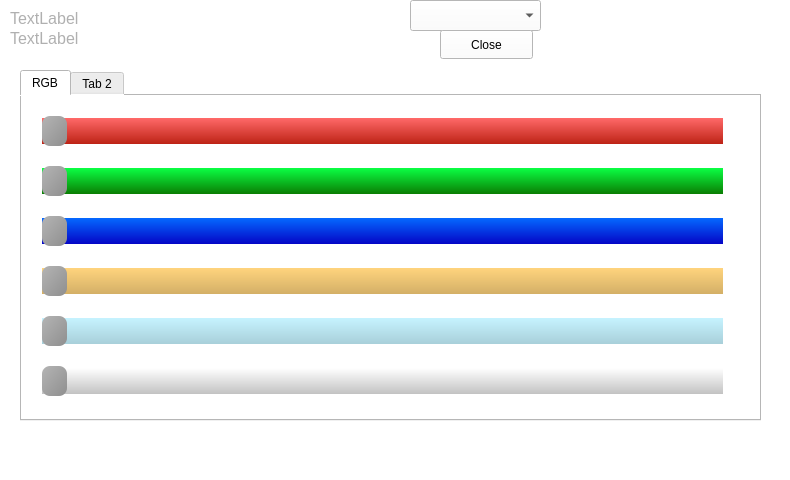
First picture: the form in mainwindow.ui, repository mattymactutor/BeltonC_LED, before the edit.
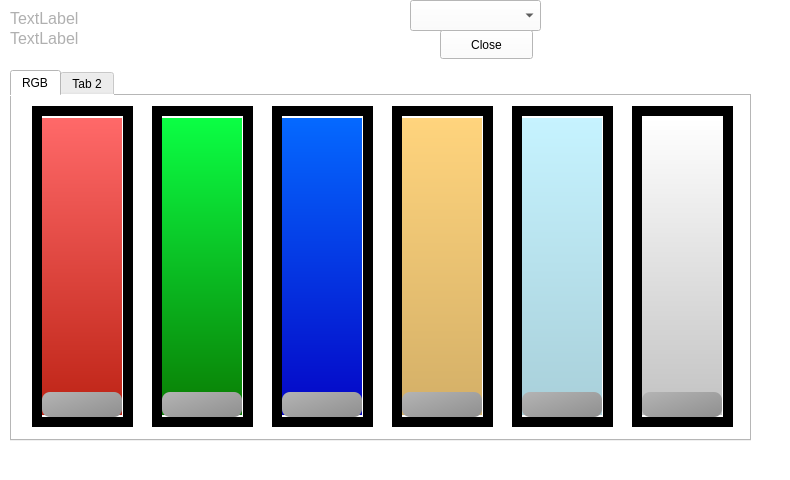
Second picture: the form after the edit.

Commit message: RGB screen finished with encoder functions

```diff
--- a/mainwindow.ui
+++ b/mainwindow.ui
@@ -41,10 +41,10 @@
    <widget class="QSplitter" name="splitter">
     <property name="geometry">
      <rect>
-      <x>20</x>
+      <x>10</x>
       <y>70</y>
       <width>741</width>
-      <height>351</height>
+      <height>371</height>
      </rect>
     </property>
     <property name="orientation">
@@ -76,22 +76,23 @@
       <widget class="QSlider" name="sldRed">
        <property name="geometry">
         <rect>
-         <x>20</x>
+         <x>30</x>
          <y>20</y>
-         <width>681</width>
-         <height>30</height>
+         <width>81</width>
+         <height>301</height>
         </rect>
        </property>
        <property name="styleSheet">
-        <string notr="true">QSlider::groove:horizontal {
-    height: 26px; /* the groove expands to the size of the slider by default. by giving it a height, it has a fixed size */
+        <string notr="true">QSlider::groove:vertical {
+    width: 80px; /* the groove expands to the size of the slider by default. by giving it a height, it has a fixed size */
+    /*border: 4px solid rgb(0,0,0);*/
     background: qlineargradient(x1:0, y1:0, x2:0, y2:1, stop:0 rgb(255, 105, 105), stop:1 rgb(189, 35, 21));
     margin: 2px 0;
 }
 
-QSlider::handle:horizontal {
+QSlider::handle:vertical {
     background: qlineargradient(x1:0, y1:0, x2:1, y2:1, stop:0 #b4b4b4, stop:1 #8f8f8f);
-    width: 25px;
+    height: 25px;
     margin: -2px 0; /* handle is placed by default on the contents rect of the groove. Expand outside the groove */
     border-radius: 8px;
 }</string>
@@ -100,30 +101,30 @@
         <number>255</number>
        </property>
        <property name="orientation">
-        <enum>Qt::Horizontal</enum>
+        <enum>Qt::Vertical</enum>
        </property>
       </widget>
       <widget class="QSlider" name="sldGreen">
        <property name="geometry">
         <rect>
-         <x>20</x>
-         <y>70</y>
-         <width>681</width>
-         <height>30</height>
+         <x>150</x>
+         <y>20</y>
+         <width>81</width>
+         <height>301</height>
         </rect>
        </property>
        <property name="styleSheet">
-        <string notr="true">QSlider::groove:horizontal {
+        <string notr="true">QSlider::groove:vertical {
 
-    height: 26px; /* the groove expands to the size of the slider by default. by giving it a height, it has a fixed size */
+    width:80px; /* the groove expands to the size of the slider by default. by giving it a height, it has a fixed size */
     background: qlineargradient(x1:0, y1:0, x2:0, y2:1, stop:0 rgb(11, 255, 68), stop:1 rgb(10, 125, 3));
     margin: 2px 0;
 }
 
-QSlider::handle:horizontal {
+QSlider::handle:vertical {
     background: qlineargradient(x1:0, y1:0, x2:1, y2:1, stop:0 #b4b4b4, stop:1 #8f8f8f);
 
-    width: 25px;
+    height: 25px;
     margin: -2px 0; /* handle is placed by default on the contents rect of the groove. Expand outside the groove */
     border-radius: 8px;
 }</string>
@@ -132,30 +133,30 @@
         <number>255</number>
        </property>
        <property name="orientation">
-        <enum>Qt::Horizontal</enum>
+        <enum>Qt::Vertical</enum>
        </property>
       </widget>
       <widget class="QSlider" name="sldBlue">
        <property name="geometry">
         <rect>
-         <x>20</x>
-         <y>120</y>
-         <width>681</width>
-         <height>30</height>
+         <x>270</x>
+         <y>20</y>
+         <width>81</width>
+         <height>301</height>
         </rect>
        </property>
        <property name="styleSheet">
-        <string notr="true">QSlider::groove:horizontal {
+        <string notr="true">QSlider::groove:vertical {
 
-    height: 26px; /* the groove expands to the size of the slider by default. by giving it a height, it has a fixed size */
+    width: 80px; /* the groove expands to the size of the slider by default. by giving it a height, it has a fixed size */
     background: qlineargradient(x1:0, y1:0, x2:0, y2:1, stop:0 rgb(5, 105, 255), stop:1 rgb(5, 5, 198));
     margin: 2px 0;
 }
 
-QSlider::handle:horizontal {
+QSlider::handle:vertical {
     background: qlineargradient(x1:0, y1:0, x2:1, y2:1, stop:0 #b4b4b4, stop:1 #8f8f8f);
 
-    width: 25px;
+    height: 25px;
     margin: -2px 0; /* handle is placed by default on the contents rect of the groove. Expand outside the groove */
     border-radius: 8px;
 }</string>
@@ -164,29 +165,29 @@
         <number>255</number>
        </property>
        <property name="orientation">
-        <enum>Qt::Horizontal</enum>
+        <enum>Qt::Vertical</enum>
        </property>
       </widget>
       <widget class="QSlider" name="sldTungsten">
        <property name="geometry">
         <rect>
-         <x>20</x>
-         <y>170</y>
-         <width>681</width>
-         <height>30</height>
+         <x>390</x>
+         <y>20</y>
+         <width>81</width>
+         <height>301</height>
         </rect>
        </property>
        <property name="styleSheet">
-        <string notr="true">QSlider::groove:horizontal {
+        <string notr="true">QSlider::groove:vertical {
 
-    height: 26px; /* the groove expands to the size of the slider by default. by giving it a height, it has a fixed size */
+    width: 80px; /* the groove expands to the size of the slider by default. by giving it a height, it has a fixed size */
     background: qlineargradient(x1:0, y1:0, x2:0, y2:1, stop:0 rgb(255, 212, 125), stop:1 rgb(211, 175, 103));
     margin: 2px 0;
 }
 
-QSlider::handle:horizontal {
+QSlider::handle:vertical {
     background: qlineargradient(x1:0, y1:0, x2:1, y2:1, stop:0 #b4b4b4, stop:1 #8f8f8f);
-    width: 25px;
+    height: 25px;
     margin: -2px 0; /* handle is placed by default on the contents rect of the groove. Expand outside the groove */
     border-radius: 8px;
 }</string>
@@ -195,28 +196,30 @@
         <number>255</number>
        </property>
        <property name="orientation">
-        <enum>Qt::Horizontal</enum>
+        <enum>Qt::Vertical</enum>
        </property>
       </widget>
       <widget class="QSlider" name="sldDaylight">
        <property name="geometry">
         <rect>
-         <x>20</x>
-         <y>220</y>
-         <width>681</width>
-         <height>30</height>
+         <x>510</x>
+         <y>20</y>
+         <width>81</width>
+         <height>301</height>
         </rect>
        </property>
        <property name="styleSheet">
-        <string notr="true">QSlider::groove:horizontal {
-    height: 26px; /* the groove expands to the size of the slider by default. by giving it a height, it has a fixed size */
+        <string notr="true">
+
+QSlider::groove:vertical {
+    width:80px; /* the groove expands to the size of the slider by default. by giving it a height, it has a fixed size */
     background: qlineargradient(x1:0, y1:0, x2:0, y2:1, stop:0 rgb(198, 243, 255), stop:1 rgb(168, 207, 217));
     margin: 2px 0;
 }
 
-QSlider::handle:horizontal {
+QSlider::handle:vertical {
     background: qlineargradient(x1:0, y1:0, x2:1, y2:1, stop:0 #b4b4b4, stop:1 #8f8f8f);
-    width: 25px;
+    height: 25px;
     margin: -2px 0; /* handle is placed by default on the contents rect of the groove. Expand outside the groove */
     border-radius: 8px;
 }</string>
@@ -225,28 +228,28 @@
         <number>255</number>
        </property>
        <property name="orientation">
-        <enum>Qt::Horizontal</enum>
+        <enum>Qt::Vertical</enum>
        </property>
       </widget>
       <widget class="QSlider" name="sldBrightness">
        <property name="geometry">
         <rect>
-         <x>20</x>
-         <y>270</y>
-         <width>681</width>
-         <height>30</height>
+         <x>630</x>
+         <y>20</y>
+         <width>81</width>
+         <height>301</height>
         </rect>
        </property>
        <property name="styleSheet">
-        <string notr="true">QSlider::groove:horizontal {
-    height: 26px; /* the groove expands to the size of the slider by default. by giving it a height, it has a fixed size */
+        <string notr="true">QSlider::groove:vertical {
+    width: 80px; /* the groove expands to the size of the slider by default. by giving it a height, it has a fixed size */
     background: qlineargradient(x1:0, y1:0, x2:0, y2:1, stop:0 rgb(255, 255, 255), stop:1 rgb(194, 194, 194));
     margin: 2px 0;
 }
 
-QSlider::handle:horizontal {
+QSlider::handle:vertical {
     background: qlineargradient(x1:0, y1:0, x2:1, y2:1, stop:0 #b4b4b4, stop:1 #8f8f8f);
-    width: 25px;
+    height: 25px;
     margin: -2px 0; /* handle is placed by default on the contents rect of the groove. Expand outside the groove */
     border-radius: 8px;
 }</string>
@@ -255,9 +258,138 @@
         <number>255</number>
        </property>
        <property name="orientation">
-        <enum>Qt::Horizontal</enum>
+        <enum>Qt::Vertical</enum>
        </property>
       </widget>
+      <widget class="QFrame" name="brdRed">
+       <property name="geometry">
+        <rect>
+         <x>20</x>
+         <y>10</y>
+         <width>101</width>
+         <height>321</height>
+        </rect>
+       </property>
+       <property name="styleSheet">
+        <string notr="true">background:rgb(0,0, 00)</string>
+       </property>
+       <property name="frameShape">
+        <enum>QFrame::StyledPanel</enum>
+       </property>
+       <property name="frameShadow">
+        <enum>QFrame::Raised</enum>
+       </property>
+      </widget>
+      <widget class="QFrame" name="brdGreen">
+       <property name="geometry">
+        <rect>
+         <x>140</x>
+         <y>10</y>
+         <width>101</width>
+         <height>321</height>
+        </rect>
+       </property>
+       <property name="styleSheet">
+        <string notr="true">background:rgb(0,0, 00)</string>
+       </property>
+       <property name="frameShape">
+        <enum>QFrame::StyledPanel</enum>
+       </property>
+       <property name="frameShadow">
+        <enum>QFrame::Raised</enum>
+       </property>
+      </widget>
+      <widget class="QFrame" name="brdBlue">
+       <property name="geometry">
+        <rect>
+         <x>260</x>
+         <y>10</y>
+         <width>101</width>
+         <height>321</height>
+        </rect>
+       </property>
+       <property name="styleSheet">
+        <string notr="true">background:rgb(0,0, 00)</string>
+       </property>
+       <property name="frameShape">
+        <enum>QFrame::StyledPanel</enum>
+       </property>
+       <property name="frameShadow">
+        <enum>QFrame::Raised</enum>
+       </property>
+      </widget>
+      <widget class="QFrame" name="brdTungsten">
+       <property name="geometry">
+        <rect>
+         <x>380</x>
+         <y>10</y>
+         <width>101</width>
+         <height>321</height>
+        </rect>
+       </property>
+       <property name="styleSheet">
+        <string notr="true">background:rgb(0,0, 00)</string>
+       </property>
+       <property name="frameShape">
+        <enum>QFrame::StyledPanel</enum>
+       </property>
+       <property name="frameShadow">
+        <enum>QFrame::Raised</enum>
+       </property>
+      </widget>
+      <widget class="QFrame" name="brdDaylight">
+       <property name="geometry">
+        <rect>
+         <x>500</x>
+         <y>10</y>
+         <width>101</width>
+         <height>321</height>
+        </rect>
+       </property>
+       <property name="autoFillBackground">
+        <bool>false</bool>
+       </property>
+       <property name="styleSheet">
+        <string notr="true">background:rgb(0,0, 0)</string>
+       </property>
+       <property name="frameShape">
+        <enum>QFrame::StyledPanel</enum>
+       </property>
+       <property name="frameShadow">
+        <enum>QFrame::Raised</enum>
+       </property>
+      </widget>
+      <widget class="QFrame" name="brdBrightness">
+       <property name="geometry">
+        <rect>
+         <x>620</x>
+         <y>10</y>
+         <width>101</width>
+         <height>321</height>
+        </rect>
+       </property>
+       <property name="styleSheet">
+        <string notr="true">background:rgb(0,0, 00)</string>
+       </property>
+       <property name="frameShape">
+        <enum>QFrame::StyledPanel</enum>
+       </property>
+       <property name="frameShadow">
+        <enum>QFrame::Raised</enum>
+       </property>
+      </widget>
+      <zorder>brdBrightness</zorder>
+      <zorder>brdDaylight</zorder>
+      <zorder>brdTungsten</zorder>
+      <zorder>brdBlue</zorder>
+      <zorder>brdGreen</zorder>
+      <zorder>brdRed</zorder>
+      <zorder>sldRed</zorder>
+      <zorder>sldGreen</zorder>
+      <zorder>sldBlue</zorder>
+      <zorder>sldTungsten</zorder>
+      <zorder>sldDaylight</zorder>
+      <zorder>sldBrightness</zorder>
      </widget>
      <widget class="QWidget" name="tab_2">
       <attribute name="title">
```
The commit also changes 4 other files.
